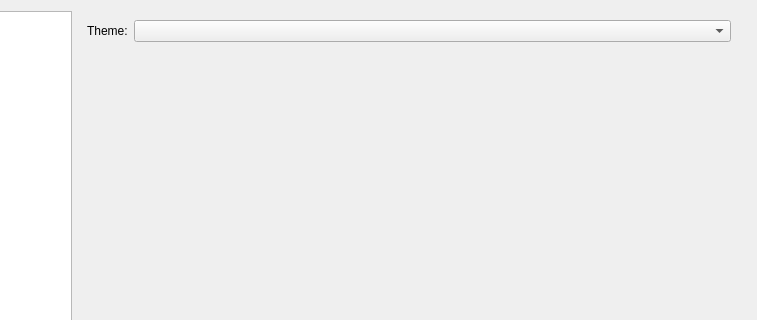
KJNeko/Atlas, file src/ui/dialog/SettingsDialog.ui: the form before one commit; both pictures show x 195 to 952 and y 0 to 320 of the 952 by 517 pixel window.
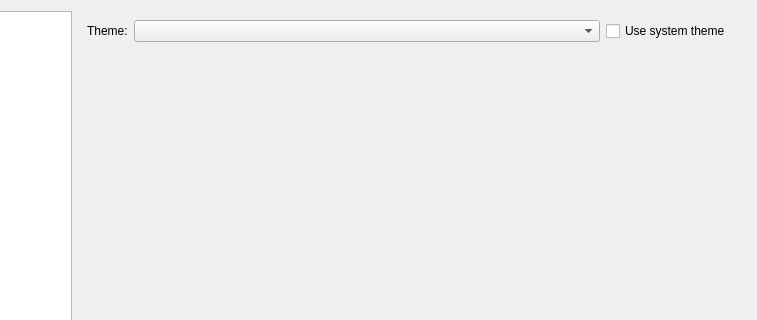
The form after the commit.

Commit message: Cleanup some of the qss stuff and make system theme a valid option

The edit to the form file:
```diff
--- a/src/ui/dialog/SettingsDialog.ui
+++ b/src/ui/dialog/SettingsDialog.ui
@@ -18,7 +18,7 @@
     <widget class="QStackedWidget" name="stackedWidget">
      <widget class="QWidget" name="settingsGeneral">
       <layout class="QGridLayout" name="gridLayout_2">
-       <item row="0" column="0">
+       <item row="1" column="0">
         <widget class="QLabel" name="themeLabel">
          <property name="sizePolicy">
           <sizepolicy hsizetype="Maximum" vsizetype="Preferred">
@@ -31,10 +31,10 @@
          </property>
         </widget>
        </item>
-       <item row="0" column="1">
+       <item row="1" column="1">
         <widget class="QComboBox" name="themeBox"/>
        </item>
-       <item row="1" column="0">
+       <item row="2" column="0">
         <spacer name="verticalSpacer_2">
          <property name="orientation">
           <enum>Qt::Vertical</enum>
@@ -47,6 +47,19 @@
          </property>
         </spacer>
        </item>
+       <item row="1" column="2">
+        <widget class="QCheckBox" name="cbUseSystemTheme">
+         <property name="sizePolicy">
+          <sizepolicy hsizetype="Maximum" vsizetype="Fixed">
+           <horstretch>0</horstretch>
+           <verstretch>0</verstretch>
+          </sizepolicy>
+         </property>
+         <property name="text">
+          <string>Use system theme</string>
+         </property>
+        </widget>
+       </item>
       </layout>
      </widget>
      <widget class="QWidget" name="settingsPaths">
```
The commit also changes 4 other files.
